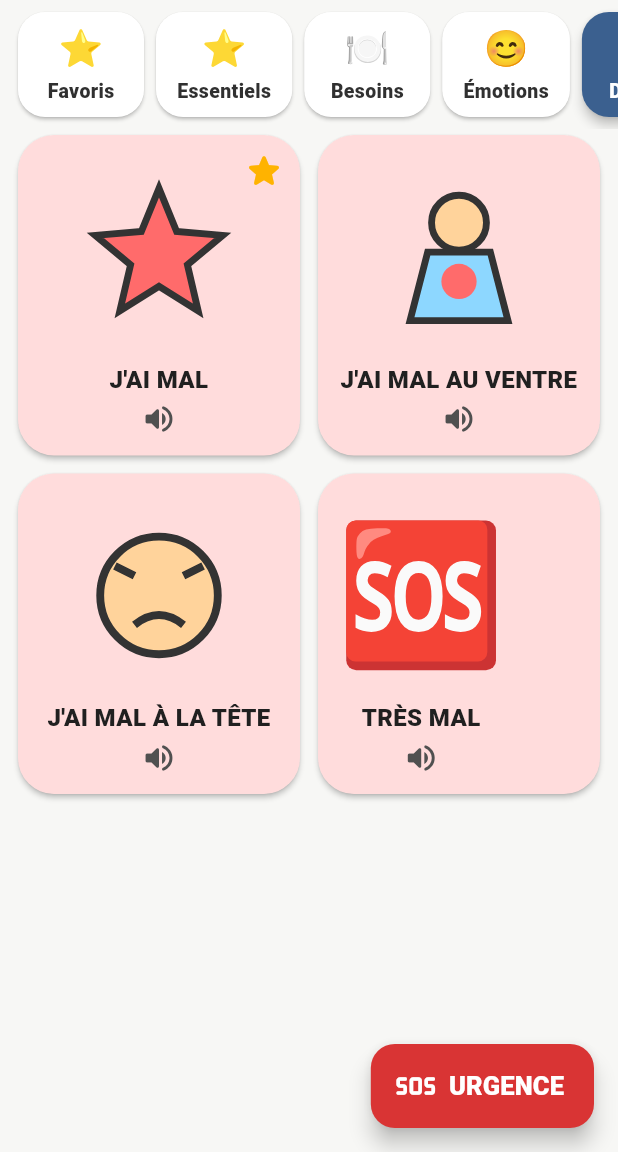
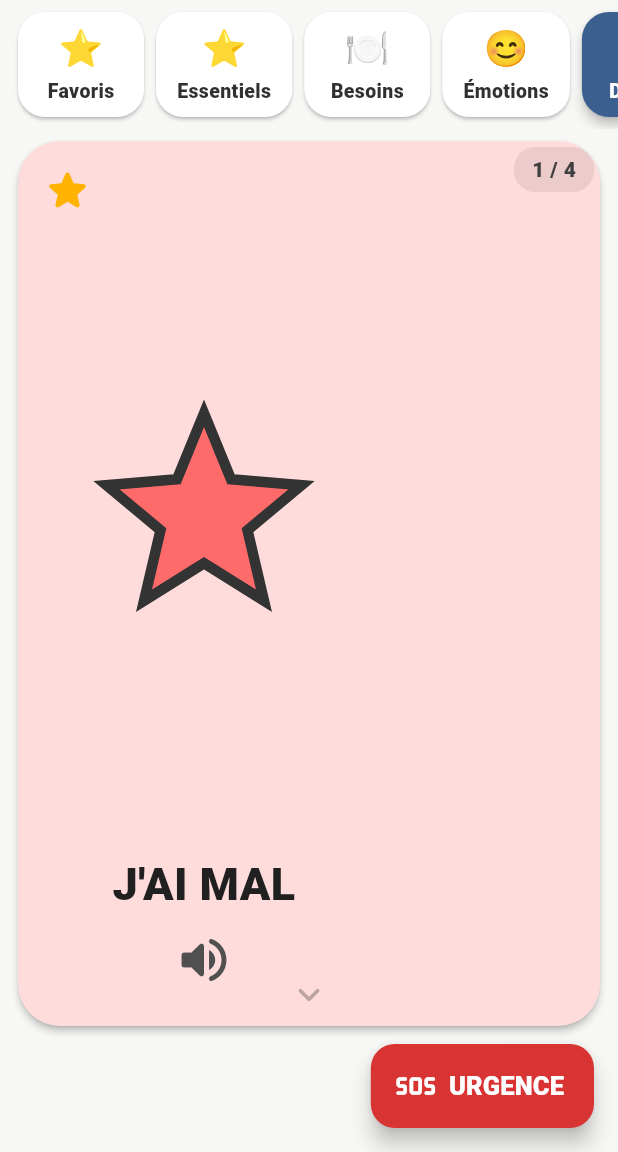
Before and after one commit to Thibault33320/parlemoi, a Flutter app: the screen it shows after launch, after a tap on "Émotions", after a tap on "Douleur", on a phone screen of 412 x 824 dp, the part 84-1236 px from its top. Run offline on Flutter 3.47's test engine with Material 3 defaults, Android fonts, the phone set to English and light mode, and no system bars; our stand-ins replace audioplayers, flutter_svg, flutter_tts, image_picker, shared_preferences; missing offline and left inert: record.

Commit message:
Un pictogramme par écran, défilement vertical façon Reels
Raphaël maîtrise déjà ce geste. Une carte à la fois, c'est aussi une seule
chose à regarder et une cible tactile qui occupe tout l'écran.

- Défilement vertical, repère « 3 / 12 » et chevrons vers les cartes voisines.
- Le défilement est piloté à la main plutôt que laissé à l'inertie : avec la
  physique par défaut, une impulsion vive faisait défiler quatre cartes d'un
  coup et Raphaël perdait ce qu'il voulait dire. La carte suit le doigt mais
  ne s'éloigne jamais de plus d'une position.
- Changer de catégorie repart de la première carte.
- Le parent peut revenir à la grille pour proposer un choix entre plusieurs
  cartes visibles en même temps.
- Le bouton Urgence garde sa place et ne recouvre plus le pictogramme.

Co-Authored-By: Claude <noreply@anthropic.com>

```diff
--- a/lib/models/settings.dart
+++ b/lib/models/settings.dart
@@ -1,4 +1,19 @@
 import 'communication_card.dart';
+
+/// Comment les cartes se presentent a Raphael.
+enum DisplayMode {
+  /// Une carte par ecran, on passe a la suivante en glissant vers le haut.
+  /// C'est le geste des Reels, que Raphael maitrise deja.
+  swipe,
+
+  /// Plusieurs cartes visibles en meme temps.
+  grid;
+
+  static DisplayMode parse(String? value) => DisplayMode.values.firstWhere(
+        (mode) => mode.name == value,
+        orElse: () => DisplayMode.swipe,
+      );
+}
 
 /// Photo et voix ajoutees par le parent sur une carte donnee.
 ///
@@ -50,6 +65,7 @@ class Settings {
     required this.customCards,
     Map<String, CardMedia>? cardMedia,
     this.pin = defaultPin,
+    this.displayMode = DisplayMode.swipe,
     this.columns = 2,
     this.speechRate = 0.36,
     this.pitch = 0.95,
@@ -72,6 +88,7 @@ class Settings {
             MapEntry(id, CardMedia.fromJson(value as Map<String, dynamic>)),
       ),
       pin: json['pin'] as String? ?? defaultPin,
+      displayMode: DisplayMode.parse(json['affichage'] as String?),
       columns: json['colonnes'] as int? ?? 2,
       speechRate: (json['debit'] as num?)?.toDouble() ?? 0.36,
       pitch: (json['hauteur'] as num?)?.toDouble() ?? 0.95,
@@ -93,6 +110,7 @@ class Settings {
   Map<String, CardMedia> cardMedia;
 
   String pin;
+  DisplayMode displayMode;
   int columns;
   double speechRate;
   double pitch;
@@ -108,6 +126,7 @@ class Settings {
         'cartesPerso': customCards.map((c) => c.toJson()).toList(),
         'medias': cardMedia.map((id, media) => MapEntry(id, media.toJson())),
         'pin': pin,
+        'affichage': displayMode.name,
         'colonnes': columns,
         'debit': speechRate,
         'hauteur': pitch,
--- a/lib/screens/home_screen.dart
+++ b/lib/screens/home_screen.dart
@@ -1,7 +1,9 @@
 import 'package:flutter/material.dart';
 
 import '../models/communication_card.dart';
+import '../models/settings.dart';
 import '../state/app_controller.dart';
+import '../widgets/card_pager.dart';
 import '../widgets/communication_tile.dart';
 import 'parent_screen.dart';
 
@@ -54,12 +56,13 @@ class _HomeScreenState extends State<HomeScreen> {
           Expanded(
             child: cards.isEmpty
                 ? const _EmptyCategory()
-                : _CardGrid(
+                : _CardsView(
+                    // Repartir de la premiere carte quand la categorie change,
+                    // plutot que de rester a une position qui n'a plus de sens.
+                    key: ValueKey(_tabId),
                     cards: cards,
-                    columns: controller.settings.columns,
-                    showLabels: controller.settings.showLabels,
+                    settings: controller.settings,
                     speakingCardId: controller.speakingCardId,
-                    favoriteIds: controller.settings.favoriteIds,
                     onTap: controller.speak,
                   ),
           ),
@@ -293,6 +296,44 @@ class _CategoryStrip extends StatelessWidget {
   }
 }
 
+/// Aiguille vers le mode choisi par le parent.
+class _CardsView extends StatelessWidget {
+  const _CardsView({
+    required this.cards,
+    required this.settings,
+    required this.speakingCardId,
+    required this.onTap,
+    super.key,
+  });
+
+  final List<CommunicationCard> cards;
+  final Settings settings;
+  final String? speakingCardId;
+  final ValueChanged<CommunicationCard> onTap;
+
+  @override
+  Widget build(BuildContext context) {
+    if (settings.displayMode == DisplayMode.swipe) {
+      return CardPager(
+        cards: cards,
+        showLabels: settings.showLabels,
+        speakingCardId: speakingCardId,
+        favoriteIds: settings.favoriteIds,
+        onTap: onTap,
+      );
+    }
+
+    return _CardGrid(
+      cards: cards,
+      columns: settings.columns,
+      showLabels: settings.showLabels,
+      speakingCardId: speakingCardId,
+      favoriteIds: settings.favoriteIds,
+      onTap: onTap,
+    );
+  }
+}
+
 class _CardGrid extends StatelessWidget {
   const _CardGrid({
     required this.cards,
--- a/lib/state/app_controller.dart
+++ b/lib/state/app_controller.dart
@@ -193,6 +193,11 @@ class AppController extends ChangeNotifier {
     await _persist();
   }
 
+  Future<void> setDisplayMode(DisplayMode value) async {
+    _settings.displayMode = value;
+    await _persist();
+  }
+
   Future<void> setColumns(int value) async {
     _settings.columns = value;
     await _persist();
--- /dev/null
+++ b/lib/widgets/card_pager.dart
@@ -0,0 +1,301 @@
+import 'package:flutter/material.dart';
+
+import '../models/communication_card.dart';
+import 'communication_tile.dart';
+
+/// Une carte par ecran, on glisse verticalement pour passer a la suivante.
+///
+/// C'est le geste des Reels, que Raphael maitrise deja. Une seule carte a la
+/// fois signifie aussi une seule chose a regarder et une cible tactile qui
+/// occupe tout l'ecran : impossible de la manquer.
+class CardPager extends StatefulWidget {
+  const CardPager({
+    required this.cards,
+    required this.showLabels,
+    required this.speakingCardId,
+    required this.favoriteIds,
+    required this.onTap,
+    super.key,
+  });
+
+  final List<CommunicationCard> cards;
+  final bool showLabels;
+  final String? speakingCardId;
+  final Set<String> favoriteIds;
+  final ValueChanged<CommunicationCard> onTap;
+
+  @override
+  State<CardPager> createState() => _CardPagerState();
+}
+
+class _CardPagerState extends State<CardPager> {
+  final _controller = PageController();
+  int _index = 0;
+
+  /// Position au moment ou le doigt s'est pose, qui borne tout le geste.
+  double _dragStart = 0;
+
+  /// Part de la hauteur d'une carte au-dela de laquelle on considere que
+  /// Raphael a voulu changer de carte, meme sans elan.
+  static const _seuilDeplacement = 0.22;
+  static const _seuilVitesse = 260.0;
+
+  @override
+  void dispose() {
+    _controller.dispose();
+    super.dispose();
+  }
+
+  ScrollPosition? get _position =>
+      _controller.hasClients ? _controller.position : null;
+
+  void _onDragStart(DragStartDetails details) {
+    _dragStart = _position?.pixels ?? 0;
+  }
+
+  /// La carte suit le doigt, mais ne peut pas s'eloigner de plus d'une carte
+  /// du point de depart.
+  void _onDragUpdate(DragUpdateDetails details) {
+    final position = _position;
+    final delta = details.primaryDelta;
+    if (position == null || delta == null) return;
+
+    final hauteurCarte = position.viewportDimension;
+    final cible = (position.pixels - delta)
+        .clamp(_dragStart - hauteurCarte, _dragStart + hauteurCarte)
+        .clamp(position.minScrollExtent, position.maxScrollExtent);
+
+    position.jumpTo(cible);
+  }
+
+  /// Un geste, une carte. Une impulsion enthousiaste ne doit pas emporter
+  /// Raphael plusieurs cartes plus loin : il perdrait ce qu'il voulait dire.
+  void _onDragEnd(DragEndDetails details) {
+    final position = _position;
+    if (position == null) return;
+
+    final hauteurCarte = position.viewportDimension;
+    final parcouru = position.pixels - _dragStart;
+    final vitesse = details.primaryVelocity ?? 0;
+
+    var direction = 0;
+    if (parcouru.abs() > hauteurCarte * _seuilDeplacement) {
+      direction = parcouru > 0 ? 1 : -1;
+    } else if (vitesse.abs() > _seuilVitesse) {
+      // Vitesse negative = doigt vers le haut = carte suivante.
+      direction = vitesse < 0 ? 1 : -1;
+    }
+
+    final depart = (_dragStart / hauteurCarte).round();
+    final cible = (depart + direction).clamp(0, widget.cards.length - 1);
+
+    _controller.animateToPage(
+      cible,
+      duration: const Duration(milliseconds: 260),
+      curve: Curves.easeOutCubic,
+    );
+  }
+
+  @override
+  Widget build(BuildContext context) {
+    return Stack(
+      children: [
+        // Le defilement est pilote a la main plutot que laisse a l'inertie :
+        // c'est le seul moyen de garantir qu'un geste ne fasse jamais defiler
+        // plus d'une carte, quelle que soit sa vigueur.
+        GestureDetector(
+          onVerticalDragStart: _onDragStart,
+          onVerticalDragUpdate: _onDragUpdate,
+          onVerticalDragEnd: _onDragEnd,
+          child: PageView.builder(
+            controller: _controller,
+            scrollDirection: Axis.vertical,
+            physics: const NeverScrollableScrollPhysics(),
+            itemCount: widget.cards.length,
+            onPageChanged: (index) => setState(() => _index = index),
+            itemBuilder: (context, index) {
+              final card = widget.cards[index];
+              return _FullScreenCard(
+                card: card,
+                isFavorite: widget.favoriteIds.contains(card.id),
+                isSpeaking: card.id == widget.speakingCardId,
+                showLabel: widget.showLabels,
+                isFirst: index == 0,
+                isLast: index == widget.cards.length - 1,
+                onTap: () => widget.onTap(card),
+              );
+            },
+          ),
+        ),
+        // Repere de progression, utile a l'adulte qui accompagne Raphael.
+        Positioned(
+          top: 12,
+          right: 16,
+          child: _PositionBadge(
+            position: _index + 1,
+            total: widget.cards.length,
+          ),
+        ),
+      ],
+    );
+  }
+}
+
+class _FullScreenCard extends StatelessWidget {
+  const _FullScreenCard({
+    required this.card,
+    required this.isFavorite,
+    required this.isSpeaking,
+    required this.showLabel,
+    required this.isFirst,
+    required this.isLast,
+    required this.onTap,
+  });
+
+  final CommunicationCard card;
+  final bool isFavorite;
+  final bool isSpeaking;
+  final bool showLabel;
+  final bool isFirst;
+  final bool isLast;
+  final VoidCallback onTap;
+
+  @override
+  Widget build(BuildContext context) {
+    final primary = Theme.of(context).colorScheme.primary;
+
+    return Padding(
+      // La marge basse laisse le bouton Urgence flotter sans recouvrir le
+      // pictogramme ni le chevron : il doit rester visible en permanence.
+      padding: const EdgeInsets.fromLTRB(12, 8, 12, 84),
+      child: AnimatedScale(
+        scale: isSpeaking ? 1.02 : 1,
+        duration: const Duration(milliseconds: 140),
+        curve: Curves.easeOut,
+        child: Material(
+          color: card.backgroundColor,
+          borderRadius: BorderRadius.circular(28),
+          elevation: isSpeaking ? 10 : 2,
+          child: InkWell(
+            borderRadius: BorderRadius.circular(28),
+            // Toute la surface parle : viser n'est plus necessaire.
+            onTap: onTap,
+            child: Ink(
+              decoration: BoxDecoration(
+                borderRadius: BorderRadius.circular(28),
+                border: Border.fromBorderSide(
+                  isSpeaking
+                      ? BorderSide(color: primary, width: 8)
+                      : BorderSide.none,
+                ),
+              ),
+              child: Semantics(
+                button: true,
+                label: card.label,
+                child: Stack(
+                  children: [
+                    Padding(
+                      padding: const EdgeInsets.fromLTRB(24, 40, 24, 24),
+                      child: Column(
+                        children: [
+                          Expanded(child: CardPictogram(card: card)),
+                          if (showLabel) ...[
+                            const SizedBox(height: 16),
+                            Text(
+                              card.label,
+                              textAlign: TextAlign.center,
+                              maxLines: 2,
+                              overflow: TextOverflow.ellipsis,
+                              style: const TextStyle(
+                                fontSize: 30,
+                                height: 1.1,
+                                fontWeight: FontWeight.w900,
+                                color: Color(0xFF202020),
+                              ),
+                            ),
+                          ],
+                          const SizedBox(height: 14),
+                          Icon(
+                            isSpeaking
+                                ? Icons.graphic_eq_rounded
+                                : Icons.volume_up_rounded,
+                            size: 40,
+                            color: isSpeaking ? primary : const Color(0xFF505050),
+                          ),
+                        ],
+                      ),
+                    ),
+                    if (isFavorite)
+                      const Positioned(
+                        top: 16,
+                        left: 16,
+                        child: Icon(
+                          Icons.star_rounded,
+                          color: Color(0xFFFFB300),
+                          size: 34,
+                        ),
+                      ),
+                    if (!isFirst)
+                      const Align(
+                        alignment: Alignment.topCenter,
+                        child: _SwipeHint(icon: Icons.keyboard_arrow_up_rounded),
+                      ),
+                    if (!isLast)
+                      const Align(
+                        alignment: Alignment.bottomCenter,
+                        child:
+                            _SwipeHint(icon: Icons.keyboard_arrow_down_rounded),
+                      ),
+                  ],
+                ),
+              ),
+            ),
+          ),
+        ),
+      ),
+    );
+  }
+}
+
+/// Chevron discret indiquant qu'une autre carte attend dans cette direction.
+class _SwipeHint extends StatelessWidget {
+  const _SwipeHint({required this.icon});
+
+  final IconData icon;
+
+  @override
+  Widget build(BuildContext context) {
+    return Padding(
+      padding: const EdgeInsets.symmetric(vertical: 6),
+      child: Icon(icon, size: 30, color: const Color(0x4D202020)),
+    );
+  }
+}
+
+class _PositionBadge extends StatelessWidget {
+  const _PositionBadge({required this.position, required this.total});
+
+  final int position;
+  final int total;
+
+  @override
+  Widget build(BuildContext context) {
+    return IgnorePointer(
+      child: Container(
+        padding: const EdgeInsets.symmetric(horizontal: 12, vertical: 5),
+        decoration: BoxDecoration(
+          color: const Color(0x14000000),
+          borderRadius: BorderRadius.circular(14),
+        ),
+        child: Text(
+          '$position / $total',
+          style: const TextStyle(
+            fontSize: 14,
+            fontWeight: FontWeight.w800,
+            color: Color(0xFF404040),
+          ),
+        ),
+      ),
+    );
+  }
+}
--- a/lib/widgets/communication_tile.dart
+++ b/lib/widgets/communication_tile.dart
@@ -80,7 +80,7 @@ class CommunicationTile extends StatelessWidget {
                     child: Column(
                       mainAxisAlignment: MainAxisAlignment.center,
                       children: [
-                        Expanded(child: _Pictogram(card: card)),
+                        Expanded(child: CardPictogram(card: card)),
                         if (showLabel) ...[
                           const SizedBox(height: 8),
                           Text(
@@ -131,11 +131,13 @@ class CommunicationTile extends StatelessWidget {
 
 /// Photo du parent en priorite, puis dessin vectoriel, puis emoji.
 ///
+/// Partage par la grille et par l'affichage plein ecran.
+///
 /// L'emoji passe par le rendu de texte de Flutter plutot que par le `<text>`
 /// des SVG d'origine : `flutter_svg` s'appuierait sur des polices couleur
 /// systeme qui ne sont pas garanties, et Raphael verrait des cadres vides.
-class _Pictogram extends StatelessWidget {
-  const _Pictogram({required this.card});
+class CardPictogram extends StatelessWidget {
+  const CardPictogram({required this.card, super.key});
 
   final CommunicationCard card;
 
```
Also changed, not shown: lib/screens/parent_screen.dart (+31 -0 lines), 4 other files.
